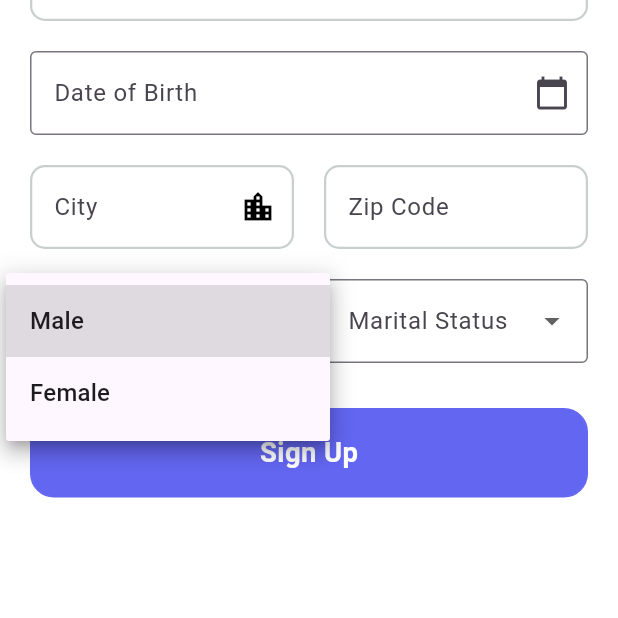
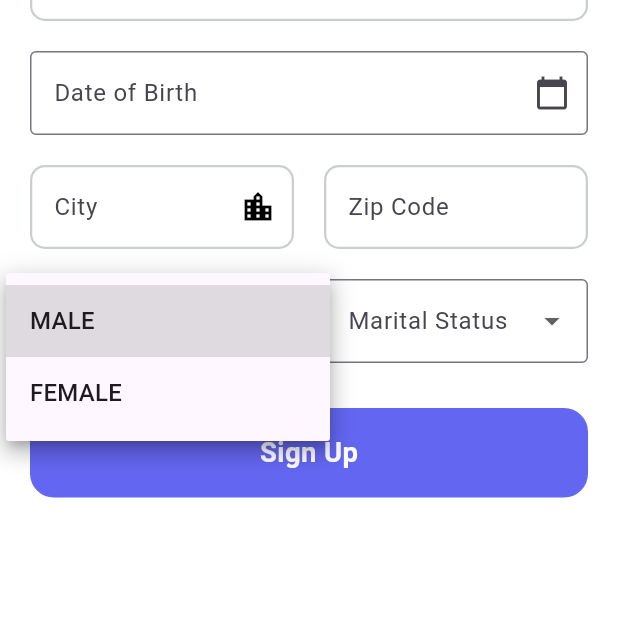
Before and after one commit to hozifakhaled/bank_system, a Flutter app: the SignupUserView screen opened by its route, after a tap on "Gender", on a phone screen of 412 x 824 dp, the part 618-1236 px from its top. Run offline on Flutter 3.47's test engine with Material 3 defaults, Android fonts, the phone set to English and light mode, and no system bars; our stand-ins replace bloc, connectivity_plus, dartz, dio, equatable, flutter_bloc and 5 more; missing offline and left inert: flutter_cupertino_date_picker_fork; accounts and stored records are empty.

Commit message:
end Signup

```diff
--- a/lib/core/routing/app_routing.dart
+++ b/lib/core/routing/app_routing.dart
@@ -1,22 +1,28 @@
+import 'package:bank_system/core/di/getit.dart';
 import 'package:bank_system/core/routing/routes.dart';
 import 'package:bank_system/features/onboarding/presentation/pages/welcome_view.dart';
+import 'package:bank_system/features/user_auth/signup_user/presentation/cubit/signup_user_cubit.dart';
 import 'package:bank_system/features/user_auth/signup_user/presentation/pages/signup_user_view.dart';
+import 'package:flutter_bloc/flutter_bloc.dart';
 import 'package:go_router/go_router.dart';
-
-
 
 class AppRouting {
   static final GoRouter router = GoRouter(
     initialLocation:
         Routes.splah, // التأكد أن initialLocation يطابق Route موجود
     routes: <GoRoute>[
-
       GoRoute(
         path: Routes.splah,
         builder: (context, state) => const WelcomeView(),
       ),
 
-      GoRoute(path: Routes.signupasuser, builder: (context, state) => const SignupUserView()),
+      GoRoute(
+        path: Routes.signupasuser,
+        builder: (context, state) => BlocProvider(
+          create: (context) => sl<SignupUserCubit>(),
+          child: const SignupUserView(),
+        ),
+      ),
     ],
   );
 }
--- a/lib/core/widgets/custom_button.dart
+++ b/lib/core/widgets/custom_button.dart
@@ -10,12 +10,24 @@ class CustomButton extends StatelessWidget {
   final void Function()? onTap;
   final Widget? child;
   final FontWeight? fontWeight;
-  const CustomButton({super.key,  this.text, this.onTap, this.bordercolor, this.textcolor, this.buttonbodycolor, this.fontWeight, this.child,});
+  final bool isLoading;
+
+  const CustomButton({
+    super.key,
+    this.text,
+    this.onTap,
+    this.bordercolor,
+    this.textcolor,
+    this.buttonbodycolor,
+    this.fontWeight,
+    this.child,
+    this.isLoading = false, // الافتراضي: غير مفعل
+  });
 
   @override
   Widget build(BuildContext context) {
     return GestureDetector(
-      onTap: onTap,
+      onTap: isLoading ? null : onTap, // منع الضغط أثناء التحميل
       child: Container(
         width: double.infinity,
         height: 50.h,
@@ -24,13 +36,23 @@ class CustomButton extends StatelessWidget {
           color: buttonbodycolor ?? maincolor,
           borderRadius: BorderRadius.circular(16),
         ),
-        child:child?? Center(
-          child: Text(
-            text??'',
+        child: Center(
+          child: isLoading
+              ? SizedBox(
+                  width: 22.w,
+                  height: 22.h,
+                  child: const CircularProgressIndicator(
+                    strokeWidth: 2,
+                    color: Colors.white,
+                  ),
+                )
+              : child ??
+                  Text(
+                    text ?? '',
                     style: TextStyle(
                       color: textcolor ?? Colors.white,
                       fontSize: 16.sp,
-              fontWeight:fontWeight?? FontWeight.bold,
+                      fontWeight: fontWeight ?? FontWeight.bold,
                     ),
                   ),
         ),
--- a/lib/features/user_auth/signup_user/data/repositories/signup_user_repository_impli.dart
+++ b/lib/features/user_auth/signup_user/data/repositories/signup_user_repository_impli.dart
@@ -1,3 +1,4 @@
+
 import 'package:bank_system/core/databases/api/dio_consumer.dart';
 import 'package:bank_system/core/databases/api/endpoints.dart';
 import 'package:bank_system/core/errors/failure.dart';
@@ -16,7 +17,7 @@ class SignupUserRepositoryImpli implements SignupUserRepository {
   final response = await dioConsumer.post(path: Endpoints.signupUser, data: signupUserModel.toJson());
   return response.fold(
     (l) => Left(Failure(errMessage: l.toString())),
-    (r) => Right(SignupUserResponseModel.fromJson(r.data)),
+  (r) => Right(SignupUserResponseModel.fromJson(r.data)), // ✅ هنا
   );
 } on Exception catch (e) {
   return Left(Failure(errMessage: e.toString()));}
--- a/lib/features/user_auth/signup_user/domain/repositories/signup_user_repositry.dart
+++ b/lib/features/user_auth/signup_user/domain/repositories/signup_user_repositry.dart
@@ -1,8 +1,8 @@
 import 'package:bank_system/core/errors/failure.dart';
 import 'package:bank_system/features/user_auth/signup_user/data/models/signup_user_model.dart';
-import 'package:bank_system/features/user_auth/signup_user/data/models/signup_user_response_model.dart';
+import 'package:bank_system/features/user_auth/signup_user/domain/entities/signup_user_response_entity.dart';
 import 'package:dartz/dartz.dart';
 
 abstract class SignupUserRepository {
-  Future<Either<Failure, SignupUserResponseModel>> signupUser(SignupUserModel signupUserModel);
+  Future<Either<Failure, SignupUserResponseEntity>> signupUser(SignupUserModel signupUserModel);
 }
--- a/lib/features/user_auth/signup_user/domain/usecases/signup_user_usecase.dart
+++ b/lib/features/user_auth/signup_user/domain/usecases/signup_user_usecase.dart
@@ -1 +1,12 @@
-class SignupUserUsecase {}
+import 'package:bank_system/core/errors/failure.dart';
+import 'package:bank_system/features/user_auth/signup_user/data/models/signup_user_model.dart';
+import 'package:bank_system/features/user_auth/signup_user/domain/entities/signup_user_response_entity.dart';
+import 'package:bank_system/features/user_auth/signup_user/domain/repositories/signup_user_repositry.dart';
+import 'package:dartz/dartz.dart';
+
+class SignupUserUsecase {
+  final SignupUserRepository signupUserRepository;
+  SignupUserUsecase({required this.signupUserRepository});
+
+  Future<Either<Failure, SignupUserResponseEntity>> signupUser(SignupUserModel signupUserModel) => signupUserRepository.signupUser(signupUserModel );
+}
--- a/lib/features/user_auth/signup_user/presentation/cubit/signup_user_cubit.dart
+++ b/lib/features/user_auth/signup_user/presentation/cubit/signup_user_cubit.dart
@@ -1,8 +1,34 @@
+import 'package:bank_system/features/user_auth/signup_user/data/models/signup_user_model.dart';
+import 'package:bank_system/features/user_auth/signup_user/domain/entities/signup_user_response_entity.dart';
+import 'package:bank_system/features/user_auth/signup_user/domain/usecases/signup_user_usecase.dart';
 import 'package:bloc/bloc.dart';
 import 'package:equatable/equatable.dart';
+import 'package:flutter/material.dart';
 
 part 'signup_user_state.dart';
 
 class SignupUserCubit extends Cubit<SignupUserState> {
-  SignupUserCubit() : super(SignupUserInitial());
+  final SignupUserUsecase signupUserUsecase;
+  SignupUserCubit(this.signupUserUsecase) : super(SignupUserInitial());
+
+  final TextEditingController firstname = TextEditingController();
+  final TextEditingController lastname = TextEditingController();
+  final TextEditingController email = TextEditingController();
+  final TextEditingController password = TextEditingController();
+  final TextEditingController phoneNumber = TextEditingController();
+  final TextEditingController nationalId = TextEditingController();
+  final TextEditingController dateOfBirth = TextEditingController();
+  final TextEditingController city= TextEditingController();
+  final TextEditingController zipCode = TextEditingController();
+  final TextEditingController gender = TextEditingController();
+  final TextEditingController maritalStatus = TextEditingController();
+
+  Future<void> signupUser(SignupUserModel signupUserModel) async {
+    emit(SignupUserLoading());
+    final response = await signupUserUsecase.signupUser(signupUserModel);
+    response.fold(
+      (l) => emit(SignupUserError(l.errMessage)),
+      (r) => emit(SignupUserSuccess(r)),
+    );
+  }
 }
--- a/lib/features/user_auth/signup_user/presentation/cubit/signup_user_state.dart
+++ b/lib/features/user_auth/signup_user/presentation/cubit/signup_user_state.dart
@@ -8,3 +8,16 @@ abstract class SignupUserState extends Equatable {
 }
 
 class SignupUserInitial extends SignupUserState {}
+
+class SignupUserLoading extends SignupUserState {}
+
+class SignupUserError extends SignupUserState {
+  final String message;
+  const SignupUserError(this.message);
+}
+
+class SignupUserSuccess extends SignupUserState {
+  final SignupUserResponseEntity signupUserResponseEntity;
+  const SignupUserSuccess(this.signupUserResponseEntity);
+
+}
--- a/lib/features/user_auth/signup_user/presentation/widgets/gender_dropdown.dart
+++ b/lib/features/user_auth/signup_user/presentation/widgets/gender_dropdown.dart
@@ -17,8 +17,8 @@ class _GenderDropdownState extends State<GenderDropdown> {
     return DropdownButtonFormField<String>(
       value: selectedGender,
       items: const [
-        DropdownMenuItem(value: 'Male', child: Text('Male')),
-        DropdownMenuItem(value: 'Female', child: Text('Female')),
+        DropdownMenuItem(value: 'MALE', child: Text('MALE')),
+        DropdownMenuItem(value: 'FEMALE', child: Text('FEMALE')),
       ],
       onChanged: (value) {
         setState(() => selectedGender = value);
--- a/lib/features/user_auth/signup_user/presentation/widgets/signup_user_view_body.dart
+++ b/lib/features/user_auth/signup_user/presentation/widgets/signup_user_view_body.dart
@@ -1,9 +1,14 @@
+import 'package:bank_system/core/routing/routes.dart';
 import 'package:bank_system/core/widgets/custom_button.dart';
 import 'package:bank_system/core/widgets/custom_textfield.dart';
+import 'package:bank_system/features/user_auth/signup_user/data/models/signup_user_model.dart';
+import 'package:bank_system/features/user_auth/signup_user/presentation/cubit/signup_user_cubit.dart';
 import 'package:bank_system/features/user_auth/signup_user/presentation/widgets/date_picker.dart';
 import 'package:bank_system/features/user_auth/signup_user/presentation/widgets/gender_dropdown.dart';
 import 'package:bank_system/features/user_auth/signup_user/presentation/widgets/material_status.dart';
 import 'package:flutter/material.dart';
+import 'package:flutter_bloc/flutter_bloc.dart';
+import 'package:go_router/go_router.dart';
 
 class SignupUserViewBody extends StatelessWidget {
   const SignupUserViewBody({super.key});
@@ -37,11 +42,12 @@ class SignupUserViewBody extends StatelessWidget {
                 ),
                 const SizedBox(height: 20),
                 Row(
-                  children: const [
+                  children:  [
                     Expanded(
                       child: CustomTextformfield(
                         hintText: 'First Name',
                         keyboardType: TextInputType.name,
+                        controller: context.read<SignupUserCubit>().firstname,
                       ),
                     ),
                     SizedBox(width: 20),
@@ -49,45 +55,55 @@ class SignupUserViewBody extends StatelessWidget {
                       child: CustomTextformfield(
                         hintText: 'Last Name',
                         keyboardType: TextInputType.name,
+                        controller: context.read<SignupUserCubit>().lastname,
                       ),
                     ),
                   ],
                 ),
                 const SizedBox(height: 20),
-                const CustomTextformfield(
+                 CustomTextformfield(
                   hintText: 'Email',
                   keyboardType: TextInputType.emailAddress,
                   suffixIcon: Icon(Icons.email_outlined, color: Colors.black),
+                   controller: context.read<SignupUserCubit>().email,
                 ),
                 const SizedBox(height: 20),
-                const CustomTextformfield(
+                 CustomTextformfield(
                   hintText: 'Password',
                   keyboardType: TextInputType.visiblePassword,
                   suffixIcon: Icon(Icons.lock, color: Colors.black),
+                  obscureText: true,
+                  controller: context.read<SignupUserCubit>().password,
                 ),
                 const SizedBox(height: 20),
-                const CustomTextformfield(
+                 CustomTextformfield(
                   hintText: 'Phone Number',
                   keyboardType: TextInputType.phone,
                   suffixIcon: Icon(Icons.phone, color: Colors.black),
+                  controller: context.read<SignupUserCubit>().phoneNumber,
                 ),
                 const SizedBox(height: 20),
-                const CustomTextformfield(
+                 CustomTextformfield(
                   hintText: 'National Id',
                   keyboardType: TextInputType.number,
+                  controller: context.read<SignupUserCubit>().nationalId,
                 ),
                 const SizedBox(height: 20),
-                DatePickerField(onDateSelected: (date) {}),
+                DatePickerField( onDateSelected: (date) {
+    context.read<SignupUserCubit>().dateOfBirth.text = date;
+  },),
                 const SizedBox(height: 20),
                 Row(
-                  children: const [
+                  children:  [
                     Expanded(
                       child: CustomTextformfield(
                         hintText: 'City',
                         keyboardType: TextInputType.name,
+                         controller: context.read<SignupUserCubit>().city,
                         suffixIcon: Icon(
                           Icons.location_city,
                           color: Colors.black,
+
                         ),
                       ),
                     ),
@@ -95,6 +111,7 @@ class SignupUserViewBody extends StatelessWidget {
                     Expanded(
                       child: CustomTextformfield(
                         hintText: 'Zip Code',
+                        controller: context.read<SignupUserCubit>().zipCode,
                         keyboardType: TextInputType.number,
                       ),
                     ),
@@ -103,11 +120,16 @@ class SignupUserViewBody extends StatelessWidget {
                 const SizedBox(height: 20),
                 Row(
                   children: [
-                    const Expanded(child: GenderDropdown()),
+                     Expanded(child: GenderDropdown(
+                       onChanged: (value) {
+    context.read<SignupUserCubit>().gender.text = value;
+  },
+                    )),
                     const SizedBox(width: 20),
                     Expanded(
                       child:MaritalStatusDropdown(
   onChanged: (value) {
+    context.read<SignupUserCubit>().maritalStatus.text = value;
   },
 ),
 
@@ -115,12 +137,42 @@ class SignupUserViewBody extends StatelessWidget {
                   ],
                 ),
                 const SizedBox(height: 30),
-                CustomButton(
-                  text: 'Sign Up',
-                  onTap: () {
-                    // TODO: handle sign-up logic
-                  },
-                ),
+               BlocBuilder<SignupUserCubit, SignupUserState>(
+  builder: (context, state) {
+   if (state is SignupUserSuccess) {
+  WidgetsBinding.instance.addPostFrameCallback((_) {
+    GoRouter.of(context).push(Routes.splah);
+  });
+}
+
+    return CustomButton(
+      text: state is SignupUserLoading ? null : 'Sign Up',
+      isLoading: state is SignupUserLoading,
+
+      onTap: state is SignupUserLoading ? null : () {
+        context.read<SignupUserCubit>().signupUser(
+          SignupUserModel(
+            firstName: context.read<SignupUserCubit>().firstname.text.trim(),
+            lastName: context.read<SignupUserCubit>().lastname.text.trim(),
+            email: context.read<SignupUserCubit>().email.text.trim(),
+            role: 'USER',
+            password: context.read<SignupUserCubit>().password.text.trim(),
+            phoneNumber: context.read<SignupUserCubit>().phoneNumber.text.trim(),
+            nationalId: context.read<SignupUserCubit>().nationalId.text.trim(),
+            dateOfBirth: DateTime.parse(context.read<SignupUserCubit>().dateOfBirth.text.trim()),
+            address: AddressModel(
+              city: context.read<SignupUserCubit>().city.text.trim(),
+              zipCode: context.read<SignupUserCubit>().zipCode.text.trim(),
+            ),
+            gender: context.read<SignupUserCubit>().gender.text.trim(),
+            maritalStatus: context.read<SignupUserCubit>().maritalStatus.text.trim(),
+          ),
+        );
+      },
+    );
+  },
+),
+
               ],
             ),
           ),
--- a/pubspec.yaml
+++ b/pubspec.yaml
@@ -46,6 +46,7 @@ dependencies:
   flutter_screenutil: ^5.9.3
   flutter_cupertino_date_picker_fork: ^1.0.7
   intl: ^0.20.2
+  flutter_bloc: ^9.1.1
 
 dev_dependencies:
   flutter_test:
```
Also changed, not shown: lib/core/databases/api/dio_consumer.dart (+11 -2 lines), lib/core/databases/api/interceptors.dart (+14 -6 lines), lib/core/di/getit.dart (+16 -11 lines), lib/main.dart (+7 -1 lines), pubspec.lock. Lines whose indentation alone changed are shown as unchanged.
